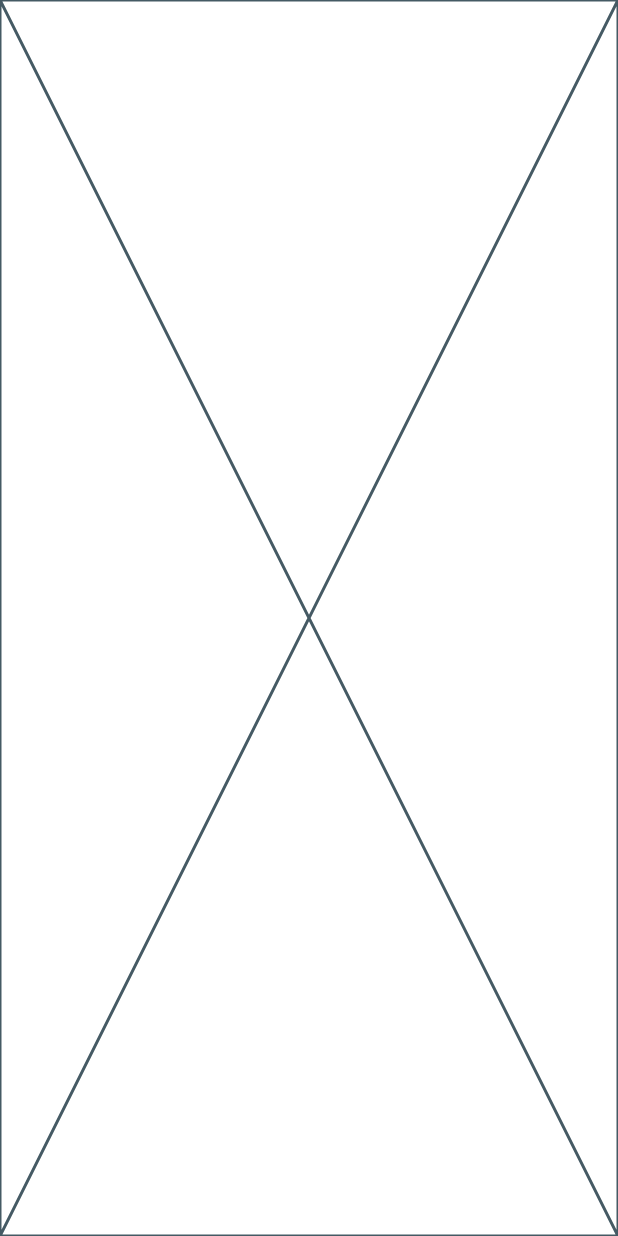
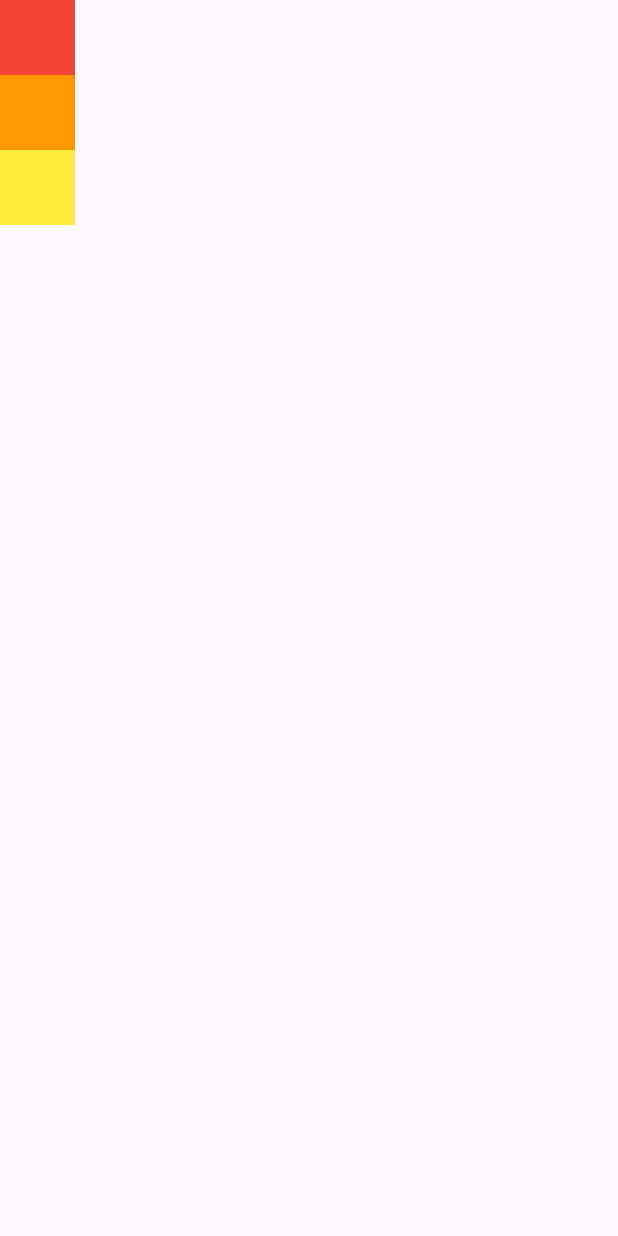
Before and after one commit to jinnyjinny12/Flutter_study_v2, a Flutter app: the screen it shows after launch, on a phone screen of 412 x 824 dp. Run offline on Flutter 3.47's test engine with Material 3 defaults, Android fonts, the phone set to English and light mode, and no system bars.

Commit message:
feat: colors

```diff
--- /dev/null
+++ b/Row_and_Column/lib/const/colors.dart
@@ -0,0 +1,8 @@
+import 'package:flutter/material.dart';
+
+const colors = [
+  Colors.red,
+  Colors.orange,
+  Colors.yellow,
+  Colors.green,
+];
--- a/Row_and_Column/lib/screen/home_screen.dart
+++ b/Row_and_Column/lib/screen/home_screen.dart
@@ -1,10 +1,36 @@
 import 'package:flutter/material.dart';
+import 'package:row_and_column/const/colors.dart';
+
 
 class HomeScreen extends StatelessWidget {
   const HomeScreen({super.key});
 
   @override
   Widget build(BuildContext context) {
-    return const Placeholder();
+    return Scaffold(
+      body: SafeArea(
+        child: Column(
+          children: [
+            Container(
+              height: 50.0,
+              width: 50.0,
+              color: Colors.red,
+            ),
+            Container(
+              height: 50.0,
+              width: 50.0,
+              color: Colors.orange,
+            ),
+            Container(
+              height: 50.0,
+              width: 50.0,
+              color: Colors.yellow,
+            ),
+
+
+          ],
+        ),
+      )
+    );
   }
 }
```
